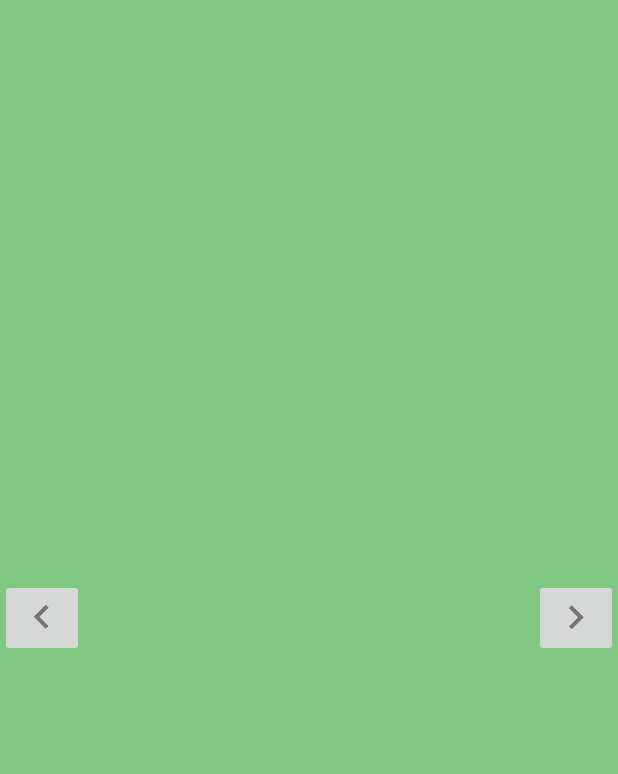
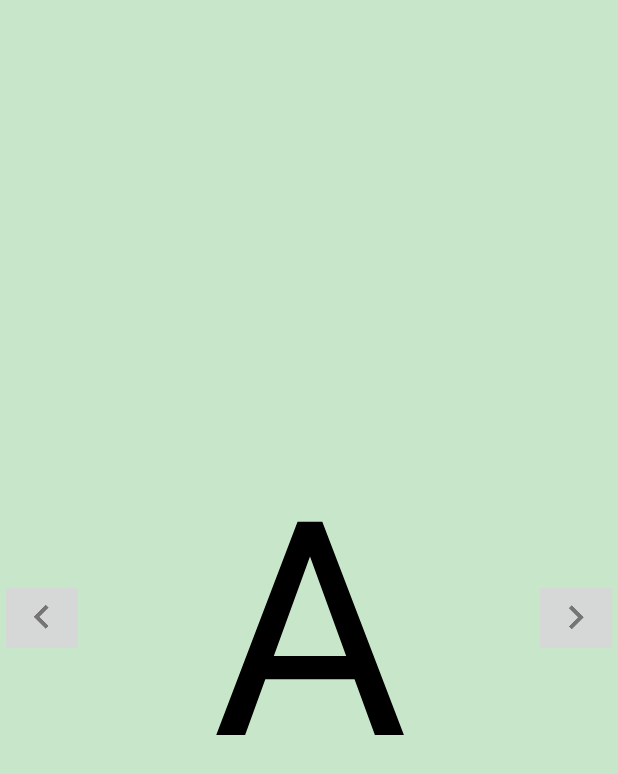
Before and after one commit to baghaii/Alphabetical, an Android app: the screen it shows after launch (AlphabetPagerActivity), on a phone screen of 412 x 824 dp. Shown: the top 774 px of the screen. Run offline under Robolectric (Android 15) with nearby library versions, the phone set to English and light mode, and no system bars.

Commit message:
Add alphabet. Fix Previous Button.

```diff
--- a/app/src/main/java/com/sepidehmiller/alphabetical/AlphabetPagerActivity.java
+++ b/app/src/main/java/com/sepidehmiller/alphabetical/AlphabetPagerActivity.java
@@ -7,6 +7,8 @@ import android.support.v4.view.ViewPager;
 import android.support.v7.app.AppCompatActivity;
 import android.view.View;
 import android.widget.Adapter;
+import android.widget.Button;
+import android.widget.ImageButton;
 import android.widget.Toast;
 
 import static android.os.Build.VERSION_CODES.M;
@@ -17,6 +19,7 @@ import static android.os.Build.VERSION_CODES.M;
 
 public class AlphabetPagerActivity extends AppCompatActivity {
   private ViewPager mViewPager;
+  private ImageButton mPrevButton, mNextButton;
 
   @Override
   protected void onCreate(Bundle savedInstanceState) {
@@ -27,10 +30,10 @@ public class AlphabetPagerActivity extends AppCompatActivity {
     final AlphabetPagerAdapter adapter = new AlphabetPagerAdapter(this);
     mViewPager.setAdapter(adapter);
 
-    View previous = findViewById(R.id.previous);
-    View next = findViewById(R.id.next);
+    mPrevButton = (ImageButton) findViewById(R.id.previous);
+    mNextButton = (ImageButton) findViewById(R.id.next);
 
-    previous.setOnClickListener(new View.OnClickListener() {
+    mPrevButton.setOnClickListener(new View.OnClickListener() {
       @Override
       public void onClick(View view) {
         int item = mViewPager.getCurrentItem();
@@ -41,7 +44,7 @@ public class AlphabetPagerActivity extends AppCompatActivity {
       }
     });
 
-    next.setOnClickListener(new View.OnClickListener() {
+    mNextButton.setOnClickListener(new View.OnClickListener() {
       @Override
       public void onClick(View view) {
         int item = mViewPager.getCurrentItem();
@@ -52,5 +55,17 @@ public class AlphabetPagerActivity extends AppCompatActivity {
       }
     });
 
+    mViewPager.addOnPageChangeListener(new ViewPager.SimpleOnPageChangeListener() {
+      @Override
+      public void onPageSelected(int position) {
+        super.onPageSelected(position);
+        if (position == 0) {
+          mPrevButton.setVisibility(View.INVISIBLE);
+        } else {
+          mPrevButton.setVisibility(View.VISIBLE);
+        }
+      }
+    });
   }
+
 }
--- a/app/src/main/java/com/sepidehmiller/alphabetical/AlphabetPagerAdapter.java
+++ b/app/src/main/java/com/sepidehmiller/alphabetical/AlphabetPagerAdapter.java
@@ -18,14 +18,16 @@ public class AlphabetPagerAdapter extends PagerAdapter {
 
   public AlphabetPagerAdapter(Context context) {
     mContext = context;
-    mAlphabet = new String[]{"A","B","C","D","E"};
+    mAlphabet = new String[]{"A","B","C","D","E","F","G",
+        "H","I","J","K","L","M","N","O","P","Q","R","S","T",
+        "U","V","W","X","Y","Z"};
   }
 
   @Override
   public Object instantiateItem(ViewGroup container, int position) {
     String alphabet = mAlphabet[position];
     LayoutInflater inflater = LayoutInflater.from(mContext);
-    TextView layout = (TextView) inflater.inflate(R.layout.alphabet, container, false);
+    TextView layout = (TextView) inflater.inflate(R.layout.textview_alphabet, container, false);
     layout.setText(alphabet);
     container.addView(layout);
     return layout;
--- a/app/src/main/res/layout/textview_alphabet.xml
+++ b/app/src/main/res/layout/textview_alphabet.xml
@@ -3,6 +3,7 @@
           android:layout_width="match_parent"
           android:layout_height="match_parent"
           android:gravity="center"
-          android:textSize="200sp">
+          android:textSize="200sp"
+          android:textColor="@color/colorText">
 
 </TextView>
--- a/app/src/main/res/values/colors.xml
+++ b/app/src/main/res/values/colors.xml
@@ -3,5 +3,9 @@
   <color name="colorPrimary">#66BB6A</color>
   <color name="colorPrimaryDark">#43A047</color>
   <color name="colorAccent">#FF4081</color>
-  <color name="colorBackground">#81C784</color>
+  <color name="colorBackground">#C8E6C9</color>
+
+  <color name="colorText">#000000</color>
+
+
 </resources>
```
